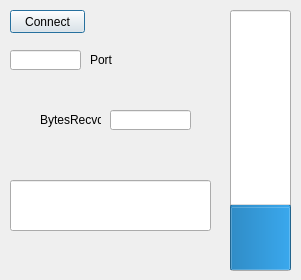
Before: the Qt Designer form dialog.ui in baradoid/popov-nfc-desktop-ctrl-client, drawn with Qt 5.
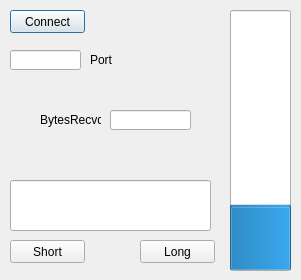
After: the same form once the commit is applied.

Patch:
```diff
--- a/dialog.ui
+++ b/dialog.ui
@@ -127,6 +127,32 @@
     <string>Port</string>
    </property>
   </widget>
+  <widget class="QPushButton" name="pushButtonShort">
+   <property name="geometry">
+    <rect>
+     <x>10</x>
+     <y>240</y>
+     <width>75</width>
+     <height>23</height>
+    </rect>
+   </property>
+   <property name="text">
+    <string>Short</string>
+   </property>
+  </widget>
+  <widget class="QPushButton" name="pushButtonLong">
+   <property name="geometry">
+    <rect>
+     <x>140</x>
+     <y>240</y>
+     <width>75</width>
+     <height>23</height>
+    </rect>
+   </property>
+   <property name="text">
+    <string>Long</string>
+   </property>
+  </widget>
  </widget>
  <layoutdefault spacing="6" margin="11"/>
  <resources/>
```
